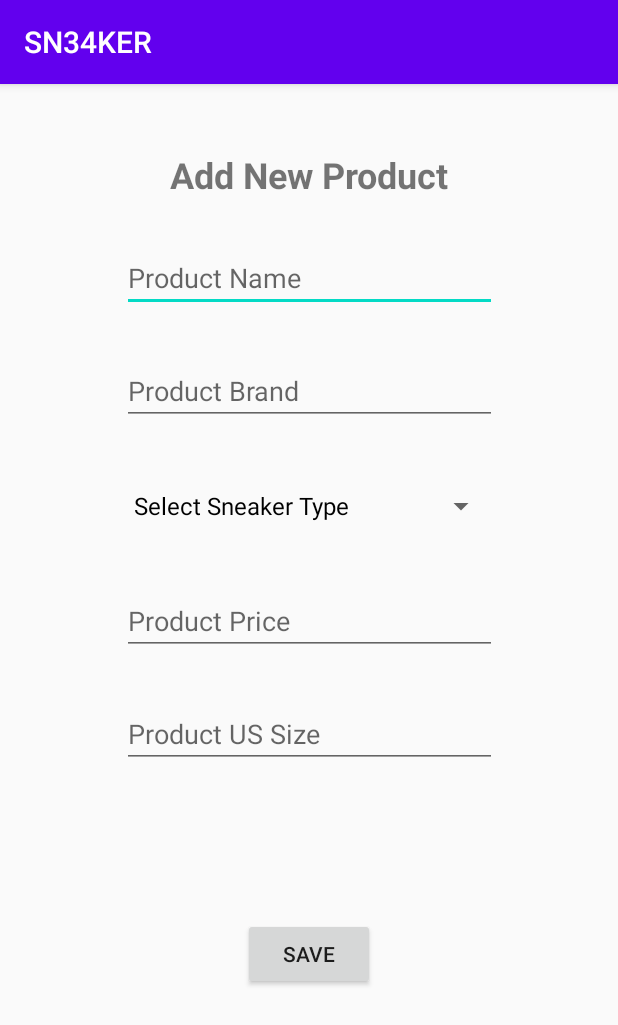
After one commit to jasonn0118/SN34KER_app, an Android app: the ProductAddActivity screen opened directly, with no data from a screen before it, on a phone screen of 412 x 824 dp. The commit adds this screen. Shown: the top 1025 px of the screen. Run offline under Robolectric (Android 15) with nearby library versions, the phone set to English and light mode, and no system bars.

Commit message:
DataBase Setup on progress

```diff
--- a/app/build.gradle
+++ b/app/build.gradle
@@ -30,6 +30,8 @@ dependencies {
     implementation 'androidx.appcompat:appcompat:1.1.0'
     implementation 'androidx.constraintlayout:constraintlayout:1.1.3'
     implementation 'com.google.firebase:firebase-auth:19.3.0'
+    implementation 'com.github.bumptech.glide:glide:4.11.0'
+    annotationProcessor 'com.github.bumptech.glide:compiler:4.11.0'
     testImplementation 'junit:junit:4.12'
     androidTestImplementation 'androidx.test.ext:junit:1.1.1'
     androidTestImplementation 'androidx.test.espresso:espresso-core:3.2.0'
--- a/app/src/main/AndroidManifest.xml
+++ b/app/src/main/AndroidManifest.xml
@@ -2,7 +2,7 @@
 <manifest xmlns:android="http://schemas.android.com/apk/res/android"
     package="com.example.sn34ker">
 
-    <uses-permission android:name="android.permission.INTERNET"/>
+    <uses-permission android:name="android.permission.INTERNET" />
 
     <application
         android:allowBackup="true"
@@ -11,7 +11,8 @@
         android:roundIcon="@mipmap/ic_launcher_round"
         android:supportsRtl="true"
         android:theme="@style/AppTheme">
-        <activity android:name=".RegisterActivity"></activity>
+        <activity android:name=".ProductAddActivity"></activity>
+        <activity android:name=".RegisterActivity" />
         <activity android:name=".LoginActivity">
             <intent-filter>
                 <action android:name="android.intent.action.MAIN" />
--- a/app/src/main/java/com/example/sn34ker/LoginActivity.java
+++ b/app/src/main/java/com/example/sn34ker/LoginActivity.java
@@ -6,6 +6,7 @@ import androidx.appcompat.app.AppCompatActivity;
 import android.content.Intent;
 import android.os.Bundle;
 import android.text.TextUtils;
+import android.util.Log;
 import android.view.View;
 import android.widget.Button;
 import android.widget.EditText;
--- /dev/null
+++ b/app/src/main/java/com/example/sn34ker/ProductAddActivity.java
@@ -0,0 +1,103 @@
+package com.example.sn34ker;
+
+import androidx.appcompat.app.AppCompatActivity;
+
+import android.os.Bundle;
+import android.view.View;
+import android.widget.AdapterView;
+import android.widget.ArrayAdapter;
+import android.widget.Button;
+import android.widget.EditText;
+import android.widget.Spinner;
+import android.widget.Toast;
+
+import java.text.SimpleDateFormat;
+import java.util.ArrayList;
+import java.util.Calendar;
+import java.util.Date;
+import java.util.List;
+
+public class ProductAddActivity extends AppCompatActivity {
+
+    EditText etProductName, etProductBrand, etProductCAPrice, etProductSize;
+    Spinner spProductType;
+    Button btnSaveProduct;
+    String currentDate, selectedType;
+
+    @Override
+    protected void onCreate(Bundle savedInstanceState) {
+        super.onCreate(savedInstanceState);
+        setContentView(R.layout.activity_product_add);
+
+        etProductName = findViewById(R.id.etProductName);
+        etProductBrand = findViewById(R.id.etProductBrand);
+        etProductCAPrice = findViewById(R.id.etProcuctPrice);
+        etProductSize = findViewById(R.id.etProductUsSize);
+        spProductType = findViewById(R.id.spProductType);
+        btnSaveProduct = findViewById(R.id.btnSaveProduct);
+
+        //Get current date
+        final Date curDate = Calendar.getInstance().getTime();
+        SimpleDateFormat df = new SimpleDateFormat("dd-MMM-yyyy");
+        currentDate = df.format(curDate); //current formatted date.
+
+        final List<String> sneakerType = new ArrayList<>();
+        sneakerType.add(0,"Select Sneaker Type");
+        sneakerType.add("PlimSoll");
+        sneakerType.add("Athletic Kick");
+        sneakerType.add("High-Top");
+        sneakerType.add("Authentic");
+        sneakerType.add("Slip-On");
+        sneakerType.add("Leather");
+        sneakerType.add("Canvas");
+        sneakerType.add("Extras");
+
+        ArrayAdapter<String> typeAdapter = new ArrayAdapter<String>(
+                this, R.layout.support_simple_spinner_dropdown_item, sneakerType
+        );
+        spProductType.setAdapter(typeAdapter);
+        spProductType.setOnItemSelectedListener(new AdapterView.OnItemSelectedListener() {
+            @Override
+            public void onItemSelected(AdapterView<?> parent, View view, int position, long id) {
+                if(position==0){
+                    Toast.makeText(ProductAddActivity.this, "Please Select one of sneaker type.", Toast.LENGTH_SHORT).show();
+                } else {
+                    selectedType = parent.getItemAtPosition(position).toString();
+                    Toast.makeText(ProductAddActivity.this, selectedType + " Selected.", Toast.LENGTH_SHORT).show();
+                }
+            }
+
+            @Override
+            public void onNothingSelected(AdapterView<?> parent) {
+
+            }
+        });
+
+        btnSaveProduct.setOnClickListener(new View.OnClickListener() {
+            @Override
+            public void onClick(View v) {
+                ProductModel myProductModel;
+                try{
+                    myProductModel = new ProductModel(-1, etProductName.getText().toString().trim(), etProductBrand.getText().toString().trim(), selectedType,
+                            Double.parseDouble(etProductCAPrice.getText().toString().trim()), Double.parseDouble(etProductSize.getText().toString().trim()), currentDate);
+                    Toast.makeText(ProductAddActivity.this, myProductModel.toString(), Toast.LENGTH_SHORT).show();
+                } catch (Exception ex){
+                    Toast.makeText(ProductAddActivity.this, "Something went wrong. "+ex.getMessage(), Toast.LENGTH_SHORT).show();
+                    myProductModel = new ProductModel(-1,"error", "error", "error", 0, 0, "error");
+                }
+
+                DataBaseHelper dataBaseHelper = new DataBaseHelper(ProductAddActivity.this);
+                boolean success = dataBaseHelper.addOne(myProductModel);
+                Toast.makeText(ProductAddActivity.this, "Is Success? "+success, Toast.LENGTH_SHORT).show();
+            }
+        });
+
+
+
+
+
+
+
+
+    }
+}
--- /dev/null
+++ b/app/src/main/res/layout/activity_product_add.xml
@@ -0,0 +1,89 @@
+<?xml version="1.0" encoding="utf-8"?>
+<androidx.constraintlayout.widget.ConstraintLayout xmlns:android="http://schemas.android.com/apk/res/android"
+    xmlns:app="http://schemas.android.com/apk/res-auto"
+    xmlns:tools="http://schemas.android.com/tools"
+    android:layout_width="match_parent"
+    android:layout_height="match_parent"
+    tools:context=".ProductAddActivity">
+
+    <TextView
+        android:id="@+id/txtAddProcutMain"
+        android:layout_width="wrap_content"
+        android:layout_height="wrap_content"
+        android:text="@string/txtAddProduct"
+        android:textStyle="bold"
+        android:textSize="24sp"
+        app:layout_constraintBottom_toBottomOf="parent"
+        app:layout_constraintEnd_toEndOf="parent"
+        app:layout_constraintStart_toStartOf="parent"
+        app:layout_constraintTop_toTopOf="parent"
+        app:layout_constraintVertical_bias="0.060000002" />
+
+    <EditText
+        android:id="@+id/etProductName"
+        android:layout_width="250dp"
+        android:layout_height="wrap_content"
+        android:layout_marginTop="30dp"
+        android:ems="10"
+        android:hint="@string/etProductName"
+        android:inputType="textPersonName"
+        app:layout_constraintEnd_toEndOf="parent"
+        app:layout_constraintStart_toStartOf="parent"
+        app:layout_constraintTop_toBottomOf="@+id/txtAddProcutMain" />
+
+    <EditText
+        android:id="@+id/etProductBrand"
+        android:layout_width="250dp"
+        android:layout_height="wrap_content"
+        android:layout_marginTop="30dp"
+        android:ems="10"
+        android:hint="@string/etProductBrand"
+        android:inputType="textPersonName"
+        app:layout_constraintEnd_toEndOf="parent"
+        app:layout_constraintStart_toStartOf="parent"
+        app:layout_constraintTop_toBottomOf="@+id/etProductName" />
+
+    <Spinner
+        android:id="@+id/spProductType"
+        android:layout_width="250dp"
+        android:layout_height="wrap_content"
+        android:layout_marginTop="30dp"
+        app:layout_constraintEnd_toEndOf="parent"
+        app:layout_constraintStart_toStartOf="parent"
+        app:layout_constraintTop_toBottomOf="@+id/etProductBrand" />
+
+    <EditText
+        android:id="@+id/etProcuctPrice"
+        android:layout_width="250dp"
+        android:layout_height="wrap_content"
+        android:layout_marginTop="30dp"
+        android:ems="10"
+        android:hint="@string/etProductPrice"
+        android:inputType="numberDecimal"
+        app:layout_constraintEnd_toEndOf="parent"
+        app:layout_constraintStart_toStartOf="parent"
+        app:layout_constraintTop_toBottomOf="@+id/spProductType" />
+
+    <EditText
+        android:id="@+id/etProductUsSize"
+        android:layout_width="250dp"
+        android:layout_height="wrap_content"
+        android:layout_marginTop="30dp"
+        android:ems="10"
+        android:hint="@string/etProductUsSize"
+        android:inputType="numberDecimal"
+        app:layout_constraintEnd_toEndOf="parent"
+        app:layout_constraintStart_toStartOf="parent"
+        app:layout_constraintTop_toBottomOf="@+id/etProcuctPrice" />
+
+    <Button
+        android:id="@+id/btnSaveProduct"
+        android:layout_width="wrap_content"
+        android:layout_height="wrap_content"
+        android:layout_marginTop="100dp"
+        android:text="@string/btnSaveProduct"
+        app:layout_constraintEnd_toEndOf="parent"
+        app:layout_constraintStart_toStartOf="parent"
+        app:layout_constraintTop_toBottomOf="@+id/etProductUsSize" />
+
+</androidx.constraintlayout.widget.ConstraintLayout>
--- a/app/src/main/res/values/strings.xml
+++ b/app/src/main/res/values/strings.xml
@@ -10,4 +10,21 @@
     <string name="txtRegiLogo">Register</string>
     <string name="btnRegister">Register</string>
     <string name="txtLoginInfo">Already have an Account? Sign in Here!</string>
+    <string name="txtAddProduct">Add New Product</string>
+    <string name="etProductName">Product Name</string>
+    <string name="etProductBrand">Product Brand</string>
+    <string name="etProductPrice">Product Price</string>
+    <string name="etProductSize" />
+    <string name="etProductUsSize">Product US Size</string>
+    <string name="btnSaveProduct">Save</string>
+
+    <string-array name="sneakerType">
+        <item>Athletic Kick</item>
+        <item>PlimSoll</item>
+        <item>High-Top</item>
+        <item>Authentic</item>
+        <item>Slip-On</item>
+        <item>Leather</item>
+        <item>Canvas</item>
+    </string-array>
 </resources>
```
Also changed, not shown: app/src/main/java/com/example/sn34ker/DataBaseHelper.java (added, +62 -0 lines), app/src/main/java/com/example/sn34ker/ProductModel.java (added, +96 -0 lines).
